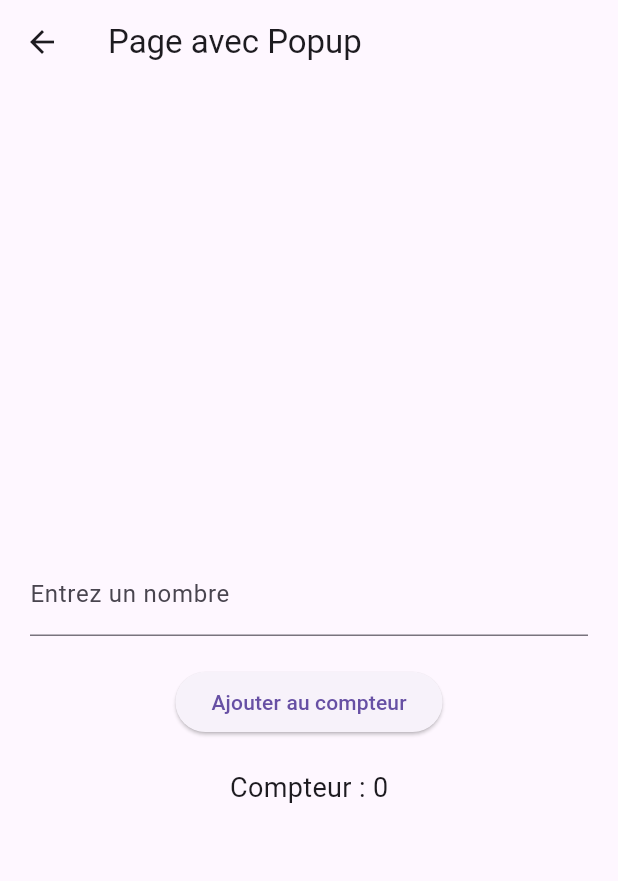
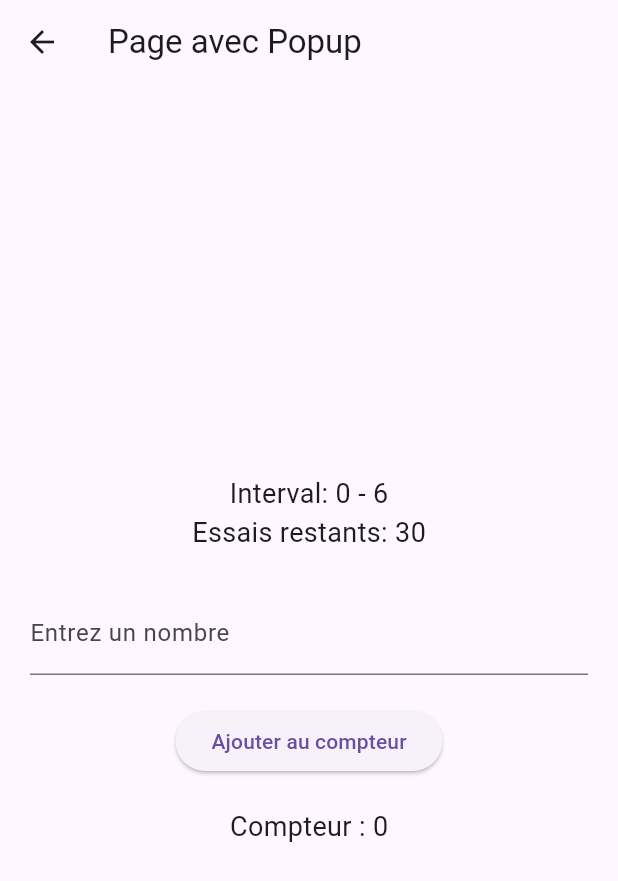
Before and after one commit to oscarnoblesse/tp4note, a Flutter app: the pageJoueur screen opened directly, after a tap on "Ajouter au compteur", on a phone screen of 412 x 824 dp. Shown: the top 881 px of the screen. Run offline on Flutter 3.47's test engine with Material 3 defaults, Android fonts, the phone set to English and light mode, and no system bars; our stand-ins replace sqflite; accounts and stored records are empty.

Commit message:
ajout des niveaux avec game over, des intervals de chiffre, du nombre d'essai, d'augmentation des intervals de chiffre et la reduction du nombre d'essai

```diff
--- a/untitled/lib/pages/pageAccueil.dart
+++ b/untitled/lib/pages/pageAccueil.dart
@@ -15,9 +15,9 @@ class AccueilPage extends StatelessWidget {
           children: [
             Expanded(
               child: Image.asset(
-                'assets/nombreAccueil.jpg', // Chemin de votre image
-                width: 200, // Largeur de l'image
-                height: 200, // Hauteur de l'image
+                'images/nombreAccueil.jpg', // Chemin de votre image
+                width: 600, // Largeur de l'image
+                height: 600, // Hauteur de l'image
               ),
             ),
             Row(
--- a/untitled/lib/pages/pageJouer.dart
+++ b/untitled/lib/pages/pageJouer.dart
@@ -1,6 +1,5 @@
 import 'package:flutter/material.dart';
 import 'dart:math';
-import 'dart:core';
 
 class pageJoueur extends StatefulWidget {
   @override
@@ -11,19 +10,51 @@ class _MyHomePageState extends State<pageJoueur> {
   final TextEditingController _numberController = TextEditingController();
   final GlobalKey<FormState> _formKey = GlobalKey<FormState>();
   int _counter = 0;
+  int _triesLeft = 30; // Essais initiaux
   String _topText = '';
   int _randomNumber = 0;
+  int _minNumber = 0;
+  int _maxNumber = 6; // Intervalle initial
   int _nombreNiveau = 1;
+  int _initialTries = 30; // Nombre d'essais initial
 
   @override
   void initState() {
     super.initState();
-    // Initialisation de _randomNumber avec un nombre aléatoire entre 0 et 100000
-    _randomNumber = Random().nextInt(10^_nombreNiveau);
+    _generateRandomNumber();
+  }
+
+  void _generateRandomNumber() {
+    _randomNumber = Random().nextInt(_maxNumber - _minNumber) + _minNumber;
   }
 
   @override
   Widget build(BuildContext context) {
+    if (_triesLeft <= 0) {
+      return Scaffold(
+        appBar: AppBar(
+          title: Text('Game Over'),
+        ),
+        body: Center(
+          child: Column(
+            mainAxisAlignment: MainAxisAlignment.center,
+            children: [
+              Text(
+                'Game Over',
+                style: TextStyle(fontSize: 24),
+              ),
+              ElevatedButton(
+                onPressed: () {
+                  Navigator.pop(context); // Retour à la fenêtre d'accueil
+                },
+                child: Text('Retour'),
+              ),
+            ],
+          ),
+        ),
+      );
+    }
+
     return Scaffold(
       appBar: AppBar(
         title: Text('Page avec Popup'),
@@ -34,10 +65,18 @@ class _MyHomePageState extends State<pageJoueur> {
           child: Column(
             mainAxisAlignment: MainAxisAlignment.center,
             children: [
-                Text(
-                  _topText,
-                  style: TextStyle(fontSize: 18),
-                ),
+              Text(
+                'Interval: $_minNumber - $_maxNumber',
+                style: TextStyle(fontSize: 18),
+              ),
+              Text(
+                'Essais restants: $_triesLeft', // Affichage du nombre d'essais restants
+                style: TextStyle(fontSize: 18),
+              ),
+              Text(
+                _topText,
+                style: TextStyle(fontSize: 18),
+              ),
               TextFormField(
                 controller: _numberController,
                 keyboardType: TextInputType.number,
@@ -55,7 +94,6 @@ class _MyHomePageState extends State<pageJoueur> {
               ElevatedButton(
                 onPressed: () {
                   if (_numberController.text != "") {
-
                     _incrementCounter(_numberController.text);
                   }
                 },
@@ -89,9 +127,21 @@ class _MyHomePageState extends State<pageJoueur> {
             ),
             ElevatedButton(
               onPressed: () {
-                _nombreNiveau = _nombreNiveau*10;
+                _nombreNiveau++;
+                _minNumber = 0;
+                _maxNumber = 6 * _nombreNiveau; // Augmenter l'intervalle de 6 par 6
+                _generateRandomNumber();
+                // Réinitialiser le nombre d'essais avec la logique appropriée
+                if (_triesLeft > 10) {
+                  _initialTries -= 5;
+                } else {
+                  _initialTries -= 2;
+                }
+                _triesLeft = _initialTries;
                 Navigator.pop(context); // Fermer la boîte de dialogue
-                initState();
+                setState(() {
+                  _topText = '';
+                });
               },
               child: Text('Oui'),
             ),
@@ -100,24 +150,24 @@ class _MyHomePageState extends State<pageJoueur> {
       },
     );
   }
+
   void _incrementCounter(String text) {
     setState(() {
       _counter += 1;
       _numberController.clear();
-      if(_randomNumber < int.parse(text)){
+      int guessedNumber = int.parse(text);
+      _triesLeft--; // Décrémenter le nombre d'essais à chaque tentative
+      if (_randomNumber < guessedNumber) {
         _topText = "Trop grand";
-      }
-      else if(_randomNumber > int.parse(text)){
+        _maxNumber = guessedNumber;
+      } else if (_randomNumber > guessedNumber) {
         _topText = "Trop petit";
-      }
-      else if(_randomNumber == int.parse(text)){
-        _topText = "Bien jouer tu est trop fort";
+        _maxNumber = _maxNumber; // Garder le maximum inchangé
+        _minNumber = guessedNumber; // Mettre à jour seulement le minimum
+      } else if (_randomNumber == guessedNumber) {
+        _topText = "Bien jouer tu es trop fort";
         _showPropositionNextLevel(context);
       }
-
     });
   }
-
-
-
 }
--- a/untitled/pubspec.yaml
+++ b/untitled/pubspec.yaml
@@ -19,7 +19,7 @@ publish_to: 'none' # Remove this line if you wish to publish to pub.dev
 version: 1.0.0+1
 
 environment:
-  sdk: '>=3.2.6 <4.0.0'
+  sdk: '3.2.5'
 
 # Dependencies specify other packages that your package needs in order to work.
 # To automatically upgrade your package dependencies to the latest versions
@@ -60,7 +60,7 @@ flutter:
 
   # To add assets to your application, add an assets section, like this:
   assets:
-    - images/nombreAccueil.jpg
+    - images/
 
   # An image asset can refer to one or more resolution-specific "variants", see
   # https://flutter.dev/assets-and-images/#resolution-aware
```
Also changed, not shown: untitled/lib/main.dart (+1 -18 lines), untitled/pubspec.lock.
